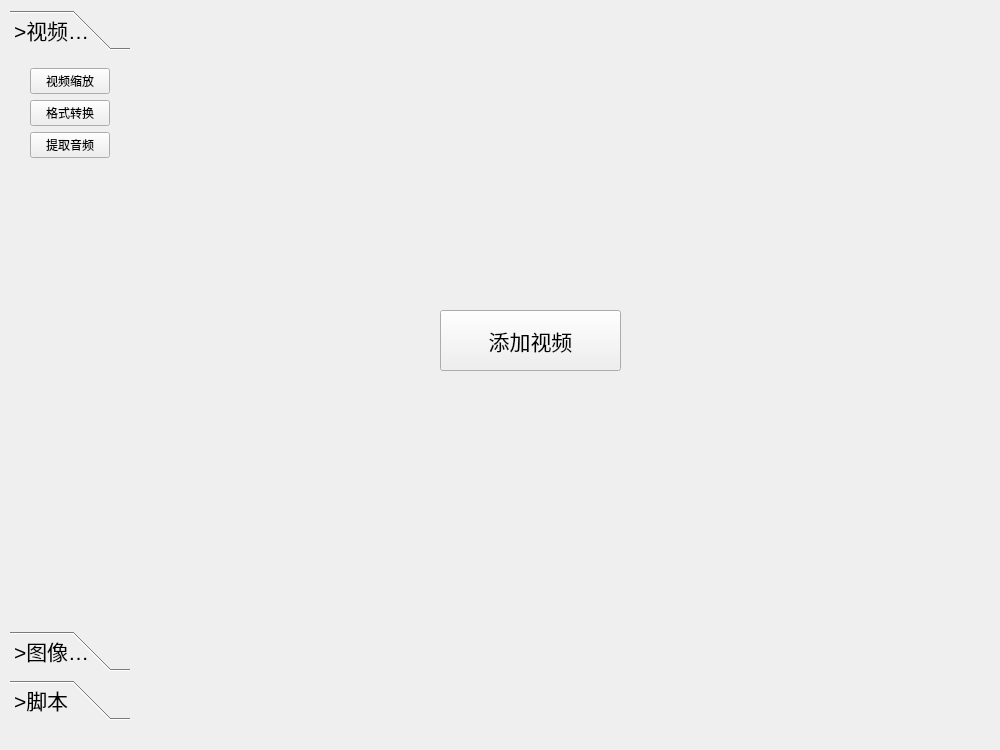
Qt form ui/mainwindow.ui (zhufl0811/CommonTools) before a commit.
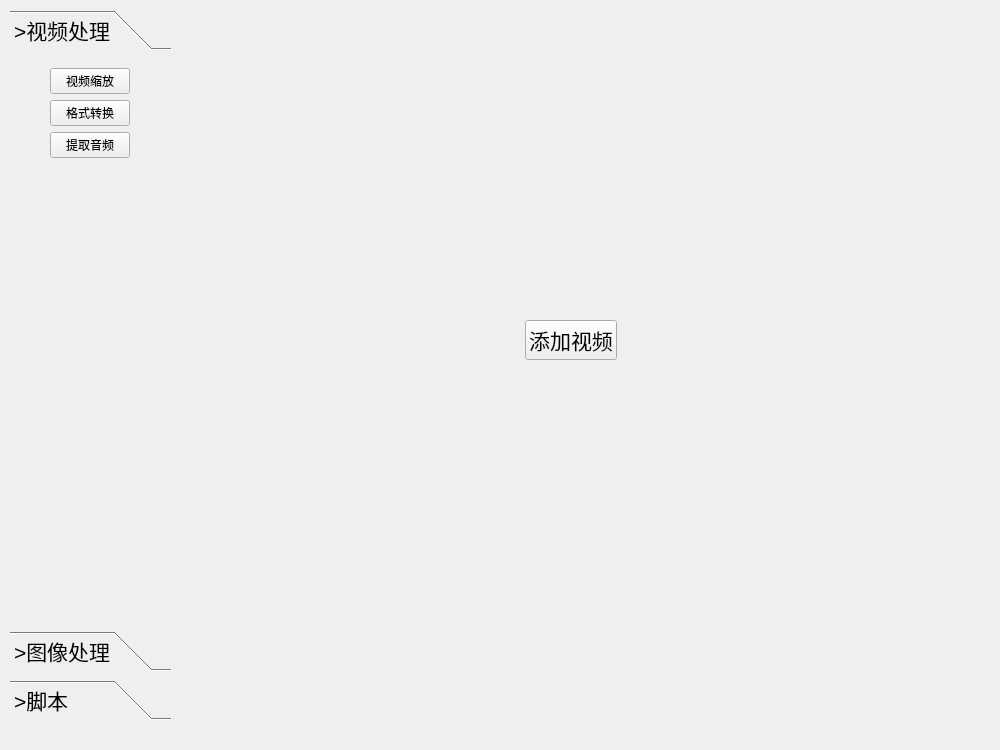
The same form after that commit. The open tabs and pages were chosen to show the change.

Commit message: task_item

```diff
--- a/ui/mainwindow.ui
+++ b/ui/mainwindow.ui
@@ -19,7 +19,7 @@
      <rect>
       <x>10</x>
       <y>10</y>
-      <width>120</width>
+      <width>161</width>
       <height>710</height>
      </rect>
     </property>
@@ -45,8 +45,8 @@
       <rect>
        <x>0</x>
        <y>0</y>
-       <width>120</width>
-       <height>596</height>
+       <width>161</width>
+       <height>578</height>
       </rect>
      </property>
      <attribute name="label">
@@ -154,9 +154,9 @@
    <widget class="QStackedWidget" name="stackedWidget">
     <property name="geometry">
      <rect>
-      <x>140</x>
+      <x>160</x>
       <y>0</y>
-      <width>860</width>
+      <width>840</width>
       <height>720</height>
      </rect>
     </property>
@@ -164,23 +164,78 @@
      <number>0</number>
     </property>
     <widget class="QWidget" name="pageVideoResize">
-     <widget class="QPushButton" name="btnCreateVideoTask">
+     <widget class="QWidget" name="">
       <property name="geometry">
        <rect>
-        <x>300</x>
-        <y>310</y>
-        <width>181</width>
-        <height>61</height>
+        <x>10</x>
+        <y>10</y>
+        <width>801</width>
+        <height>701</height>
        </rect>
       </property>
-      <property name="font">
-       <font>
-        <pointsize>16</pointsize>
-       </font>
-      </property>
-      <property name="text">
-       <string>添加视频</string>
-      </property>
+      <layout class="QVBoxLayout" name="verticalLayout_2">
+       <item>
+        <layout class="QVBoxLayout" name="verticalLayout"/>
+       </item>
+       <item>
+        <layout class="QHBoxLayout" name="horizontalLayout">
+         <item>
+          <spacer name="horizontalSpacer">
+           <property name="orientation">
+            <enum>Qt::Horizontal</enum>
+           </property>
+           <property name="sizeHint" stdset="0">
+            <size>
+             <width>40</width>
+             <height>20</height>
+            </size>
+           </property>
+          </spacer>
+         </item>
+         <item>
+          <widget class="QPushButton" name="btnCreateVideoTask">
+           <property name="font">
+            <font>
+             <pointsize>16</pointsize>
+            </font>
+           </property>
+           <property name="text">
+            <string>添加视频</string>
+           </property>
+          </widget>
+         </item>
+         <item>
+          <spacer name="horizontalSpacer_2">
+           <property name="orientation">
+            <enum>Qt::Horizontal</enum>
+           </property>
+           <property name="sizeHint" stdset="0">
+            <size>
+             <width>40</width>
+             <height>20</height>
+            </size>
+           </property>
+          </spacer>
+         </item>
+        </layout>
+       </item>
+       <item>
+        <spacer name="verticalSpacer_2">
+         <property name="orientation">
+          <enum>Qt::Vertical</enum>
+         </property>
+         <property name="sizeType">
+          <enum>QSizePolicy::Preferred</enum>
+         </property>
+         <property name="sizeHint" stdset="0">
+          <size>
+           <width>20</width>
+           <height>40</height>
+          </size>
+         </property>
+        </spacer>
+       </item>
+      </layout>
      </widget>
     </widget>
     <widget class="QWidget" name="pageVideoFormat">
```
Left out of the diff: 12 changed lines with no effect on the pictures. The commit also changes 5 other files.
